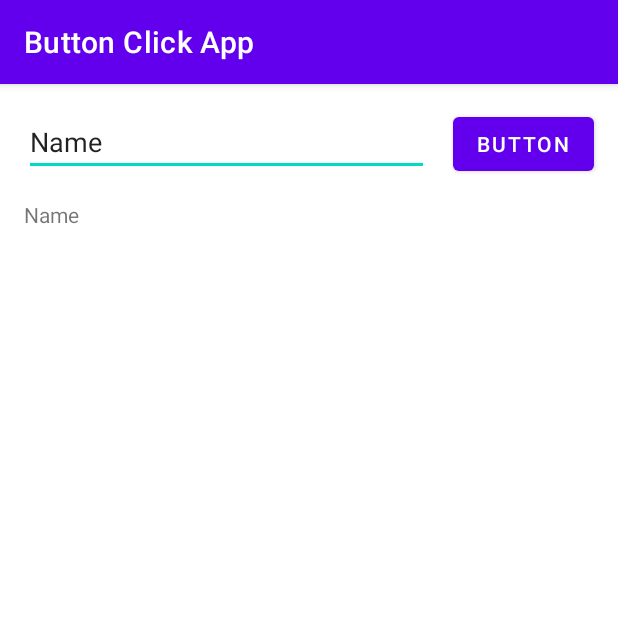
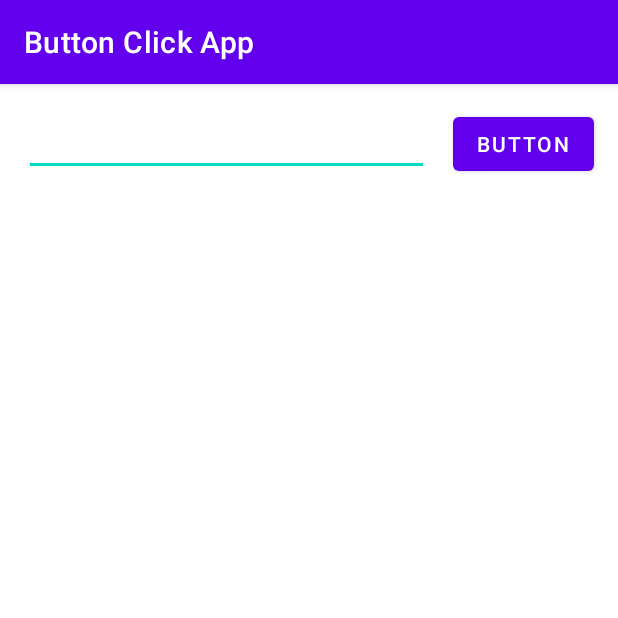
Before and after one commit to dodiforth/Button_Click_App, an Android app: the screen it shows after launch (MainActivity), after a tap on "BUTTON", on a phone screen of 412 x 824 dp, the top half of it. Run offline under Robolectric (Android 15) with nearby library versions, the phone set to English and light mode, and no system bars.

Commit message:
//Clearing contents of editText when the button is clicked //REMEMBER : editText widget's text property isn't a string, it's an editable //GOAL : To set out editText widget's text property to an empty string, when the button's tapped.
//Mini Challenge : Remove that default text from the user input widget(e.g. Name) when the app starts.

```diff
--- a/app/src/main/java/com/example/buttonclickapp/MainActivity.kt
+++ b/app/src/main/java/com/example/buttonclickapp/MainActivity.kt
@@ -9,24 +9,25 @@ import android.widget.EditText
 import android.widget.TextView
 
 class MainActivity : AppCompatActivity() {
-    private var userInput: EditText? = null
-    private var button: Button? = null
     private var textView: TextView? = null
 
     override fun onCreate(savedInstanceState: Bundle?) {
         super.onCreate(savedInstanceState)
         setContentView(R.layout.activity_main)
 
-        userInput = findViewById<EditText>(R.id.editText)
-        button = findViewById<Button>(R.id.button)
+        val userInput: EditText = findViewById<EditText>(R.id.editText)
+        val button: Button = findViewById<Button>(R.id.button)
         textView = findViewById<TextView>(R.id.textView)
         textView?.text = ""
         textView?.movementMethod = ScrollingMovementMethod()
+        userInput.setText("")
 
-        button?.setOnClickListener(object : View.OnClickListener{
-            override fun onClick(p0 : View?){
-                textView?.append(userInput?.text)
+        button.setOnClickListener(object : View.OnClickListener {
+            override fun onClick(p0: View?) {
+                textView?.append(userInput.text)
                 textView?.append("\n")
+                //userInput.text.clear()
+                userInput.setText("")
 
             }
         })
```
